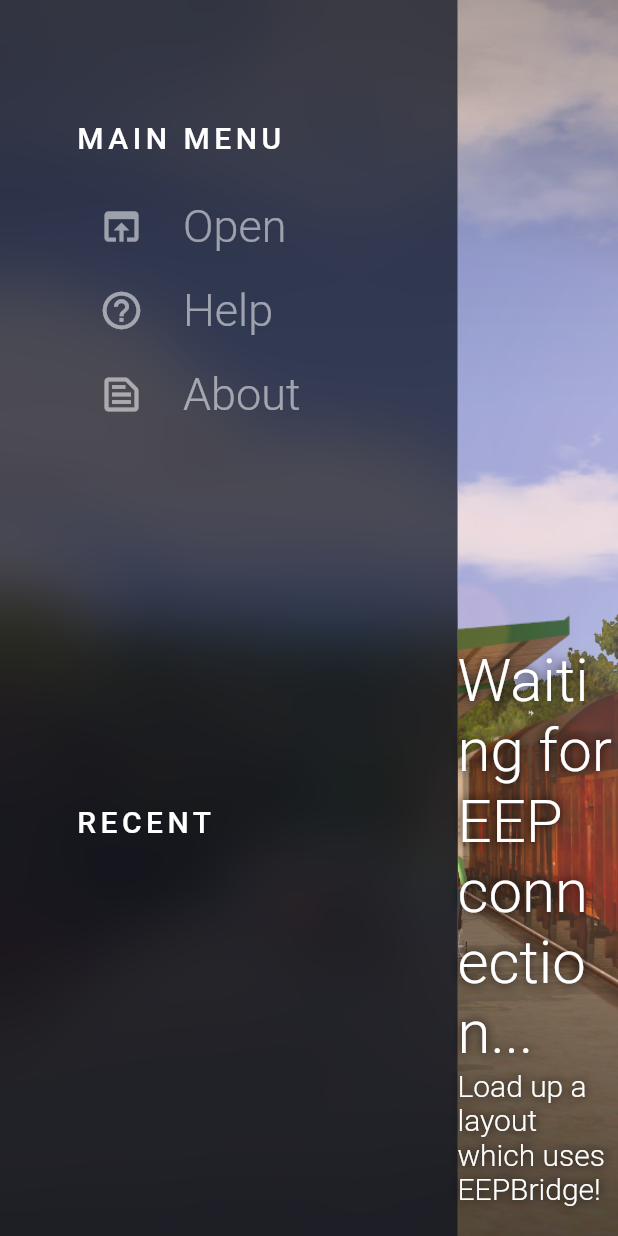
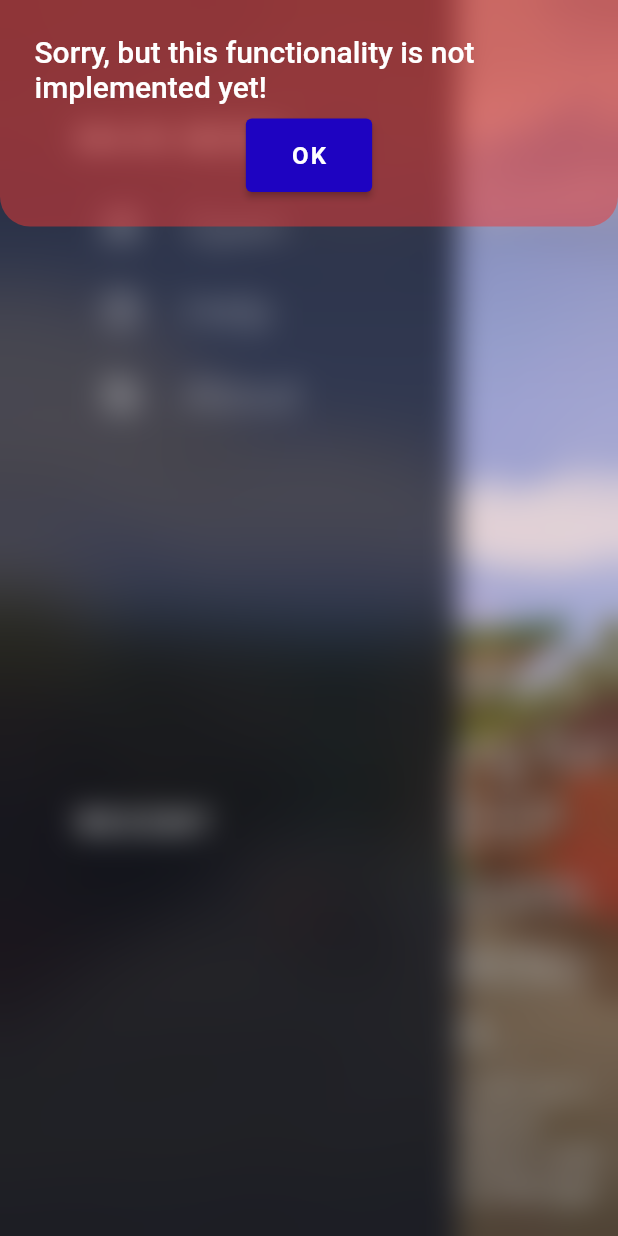
Before and after one commit to Janrupf/eep-bridge-host, a Flutter app: the MainMenu screen opened directly, after a tap on "Open", on a phone screen of 412 x 824 dp. Run offline on Flutter 3.47's test engine with Material 2 defaults, Android fonts, the phone set to English and light mode, and no system bars; our stand-ins replace fl_chart, logger; missing offline and left inert: protobuf; statements that could not run were skipped.

Commit message:
Statistics and unimplemented dialog

```diff
--- /dev/null
+++ b/lib/components/control_button.dart
@@ -0,0 +1,24 @@
+import 'package:flutter/material.dart';
+
+class ControlButton extends StatelessWidget {
+  final Widget child;
+  final VoidCallback? onPressed;
+  final bool warn;
+
+  const ControlButton(
+      {Key? key, required this.child, this.onPressed, this.warn = false})
+      : super(key: key);
+
+  @override
+  Widget build(BuildContext context) => ElevatedButton(
+      style: ElevatedButton.styleFrom(
+        padding: EdgeInsets.symmetric(vertical: 15, horizontal: 30),
+        textStyle: Theme.of(context).textTheme.headline5,
+        primary: _color(context),
+      ),
+      onPressed: onPressed,
+      child: child);
+
+  Color _color(BuildContext context) =>
+      warn ? Theme.of(context).errorColor : Theme.of(context).buttonColor;
+}
--- /dev/null
+++ b/lib/components/dialogs/unimplemented_dialog.dart
@@ -0,0 +1,38 @@
+import 'package:eep_bridge_host/components/control_button.dart';
+import 'package:eep_bridge_host/components/dialogs/base_dialog.dart';
+import 'package:flutter/material.dart';
+import 'package:intl/intl.dart';
+
+class UnimplementedDialog extends StatelessWidget {
+  @override
+  Widget build(BuildContext context) => BaseDialog(
+      error: true,
+      child: Column(
+        mainAxisSize: MainAxisSize.min,
+        children: [
+          Text(
+              Intl.message(
+                  "Sorry, but this functionality is not implemented yet!"),
+              style: Theme.of(context).textTheme.bodyText1),
+          SizedBox(
+            height: 10,
+          ),
+          ControlButton(
+            child: Text(Intl.message("OK")),
+            onPressed: () => Navigator.pop(context),
+          )
+        ],
+      ));
+}
+
+Future showUnimplementedDialog({
+  required BuildContext context,
+  Duration transitionDuration = const Duration(milliseconds: 200),
+  bool useRootNavigator = true,
+  RouteSettings? routeSettings,
+}) =>
+    showBaseDialog(
+        context: context,
+        dialog: UnimplementedDialog(),
+        barrierDismissible: true,
+        barrierLabel: "unimplemented");
--- a/lib/views/main_menu.dart
+++ b/lib/views/main_menu.dart
@@ -1,6 +1,7 @@
 import 'dart:ui';
 
 import 'package:eep_bridge_host/components/animated_multi_switcher.dart';
+import 'package:eep_bridge_host/components/dialogs/unimplemented_dialog.dart';
 import 'package:eep_bridge_host/components/sidebar.dart';
 import 'package:eep_bridge_host/logging/logger.dart';
 import 'package:flutter/material.dart';
@@ -78,6 +79,7 @@ class _MainMenuState extends State<MainMenu>
                             onTap: () {
                               Logger.warn("Unimplemented: open existing", null,
                                   StackTrace.current);
+                              showUnimplementedDialog(context: context);
                             },
                           ),
                           SidebarEntry(
@@ -86,6 +88,7 @@ class _MainMenuState extends State<MainMenu>
                             onTap: () {
                               Logger.warn("Unimplemented: open help", null,
                                   StackTrace.current);
+                              showUnimplementedDialog(context: context);
                             },
                           ),
                           SidebarEntry(
@@ -94,6 +97,7 @@ class _MainMenuState extends State<MainMenu>
                             onTap: () {
                               Logger.warn("Unimplemented: open about", null,
                                   StackTrace.current);
+                              showUnimplementedDialog(context: context);
                             },
                           ),
                           Spacer(),
--- a/pubspec.yaml
+++ b/pubspec.yaml
@@ -41,6 +41,9 @@ dependencies:
 
   # UUIDs
   uuid: 3.0.0
+
+  # Charts
+  fl_chart: ^0.20.0-nullsafety1
 
 dev_dependencies:
   flutter_test:
```
Also changed, not shown: lib/components/dialogs/create_project_dialog.dart (+4 -10 lines), lib/util/application_theme.dart (+14 -7 lines), lib/views/project_view.dart (+108 -3 lines), lib/views/viewport_wrapper.dart (+6 -6 lines), pubspec.lock.
